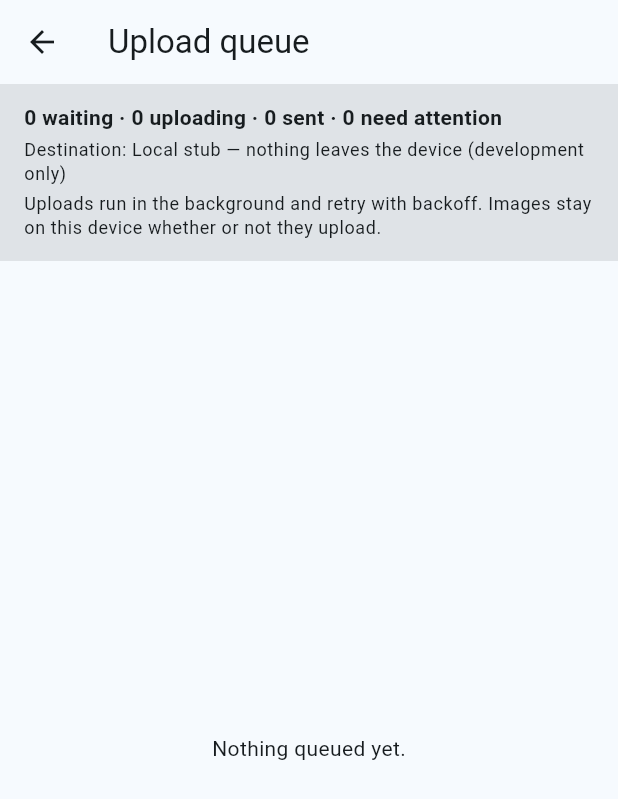
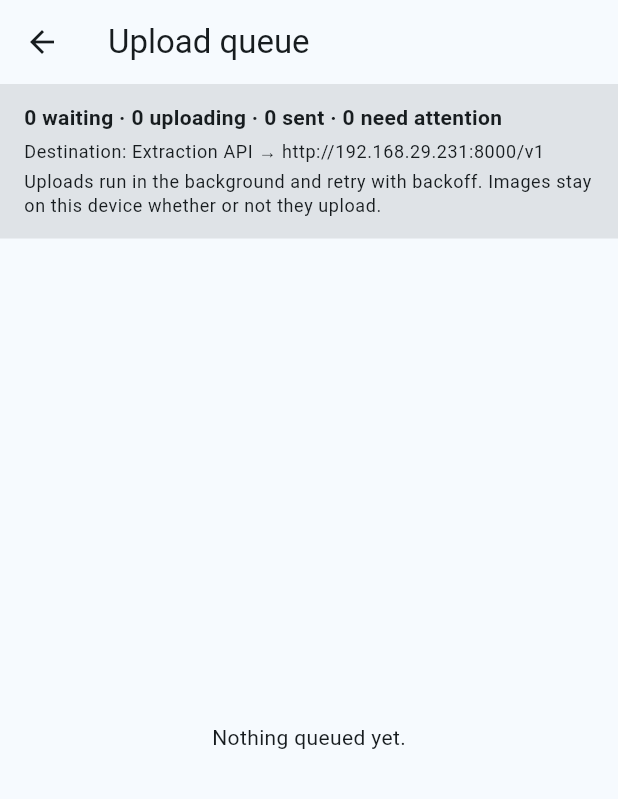
Before and after one commit to ss6970396-oss/legal-metrology-capture, a Flutter app: the screen it shows after launch, after a tap on the "cloud upload" icon, on a phone screen of 412 x 824 dp. Shown: the top 799 px of the screen. Run offline on Flutter 3.47's test engine with Material 3 defaults, Android fonts, the phone set to English and light mode, and no system bars; our stand-ins replace camera, device_info_plus; missing offline and left inert: exif, google_mlkit_text_recognition, mobile_scanner; statements that could not run were skipped.

Commit message:
Wire upload transport to backend, fix 409 handling

````diff
--- a/lib/main.dart
+++ b/lib/main.dart
@@ -2,7 +2,7 @@ import 'package:flutter/material.dart';
 
 import 'state/inspection_controller.dart';
 import 'ui/screens/home_screen.dart';
-import 'upload/upload_transport.dart';
+import 'upload/upload_destination.dart';
 
 /// Legal Metrology package-inspection capture module.
 ///
@@ -10,27 +10,18 @@ import 'upload/upload_transport.dart';
 /// session identity, guided capture of the package faces, on-device quality
 /// checks, barcode identification, and a durable upload queue.
 ///
-/// The upload destination is chosen here and nowhere else. It ships pointed at
-/// [FakeUploadTransport] — a local stub that exercises the queue, its retries
-/// and its backoff without sending anything anywhere. Swap in
-/// [HttpMultipartUploadTransport] with a base URI when the evidence API
-/// exists; nothing else in the module changes, and anything already queued
-/// against the stub will be re-sent to the real endpoint.
+/// The upload destination is chosen in one place — [UploadDestination], which
+/// reads it from the build environment. It ships pointed at the extraction
+/// backend over HTTP; passing `--dart-define=EVIDENCE_API_BASE_URL=stub`
+/// substitutes the local stub that exercises the queue, its retries and its
+/// backoff without sending anything anywhere. Nothing else in the module
+/// changes either way, and anything already queued against one destination is
+/// re-sent to the next — queued tasks are transport-agnostic.
 void main() async {
   WidgetsFlutterBinding.ensureInitialized();
 
   final controller = await InspectionController.bootstrap(
-    // To point at a real backend:
-    //
-    //   transport: HttpMultipartUploadTransport(
-    //     baseUri: Uri.parse('https://evidence.example.gov/api/v1'),
-    //     authorizationToken: '…',
-    //   ),
-    transport: FakeUploadTransport(
-      // A non-zero failure rate makes the retry and backoff path visible
-      // during development rather than theoretical.
-      failureRate: 0.25,
-    ),
+    transport: UploadDestination.create(),
   );
 
   runApp(CaptureApp(controller: controller));
--- a/lib/ui/screens/upload_queue_screen.dart
+++ b/lib/ui/screens/upload_queue_screen.dart
@@ -2,6 +2,7 @@ import 'package:flutter/material.dart';
 
 import '../../models/upload_task.dart';
 import '../../state/inspection_controller.dart';
+import '../../upload/upload_queue.dart';
 
 /// Visibility into the background upload queue.
 ///
@@ -15,6 +16,22 @@ class UploadQueueScreen extends StatelessWidget {
   @override
   Widget build(BuildContext context) {
     final queue = InspectionScope.of(context).uploadQueue;
+    // Subscribe to the queue itself, not just the controller. InspectionScope
+    // is an InheritedNotifier over InspectionController, and the controller
+    // does not notify when the queue drains in the background — draining is
+    // driven by the queue's own timer, which touches no controller state.
+    // Without this the screen renders whatever the queue looked like when it
+    // was opened and never moves again: a task shown mid-retry stays mid-retry
+    // on screen long after it has landed. That is the one failure this screen
+    // cannot have, because its whole purpose is answering "has my morning
+    // actually reached the office" without having to trust that it did.
+    return ListenableBuilder(
+      listenable: queue,
+      builder: (context, _) => _buildBody(context, queue),
+    );
+  }
+
+  Widget _buildBody(BuildContext context, UploadQueue queue) {
     final theme = Theme.of(context);
     final tasks = queue.tasks.reversed.toList();
 
--- a/lib/upload/http_multipart_transport.dart
+++ b/lib/upload/http_multipart_transport.dart
@@ -61,7 +61,7 @@ class HttpMultipartUploadTransport implements UploadTransport {
       );
 
   @override
-  String get description => 'Extraction API → ${_endpoint('...')}';
+  String get description => 'Extraction API → $baseUri';
 
   Map<String, String> _headers({
     String? captureSessionId,
@@ -195,12 +195,25 @@ class HttpMultipartUploadTransport implements UploadTransport {
       return UploadSucceeded(serverReference: reference);
     }
 
-    // A conflict is what an idempotent retry looks like from the server side:
-    // the resource is already there because a previous attempt landed and the
-    // response never reached the device. That is a success for our purposes —
-    // the evidence is where it needs to be.
+    // 409 is *not* treated as a disguised success, though the idempotency
+    // contract makes that tempting. This backend satisfies idempotency in the
+    // 2xx range — a repeated capture-session post returns 201 with
+    // `already_existed` — and reserves 409 for the cases where the server and
+    // the device genuinely disagree: an artifact posted against a session the
+    // server has no record of, or an artifact ID already stored under a
+    // different hash. Reporting either as delivered would mark evidence
+    // uploaded that no one holds but this phone, which is the one failure this
+    // queue exists to prevent.
+    //
+    // It is permanent rather than retryable because the queue only attempts an
+    // artifact after its session task has succeeded; if the server still
+    // denies the session, waiting will not change that. The image stays on
+    // disk and the task stays visible for a person to deal with.
     if (status == 409) {
-      return const UploadSucceeded(serverReference: null);
+      return UploadPermanentlyFailed(
+        'The server rejected this as conflicting with what it already holds '
+        '(HTTP 409): ${_truncate(response.body, 200)}',
+      );
     }
 
     // Rate limiting and request timeouts are explicitly worth retrying even
--- /dev/null
+++ b/lib/upload/upload_destination.dart
@@ -0,0 +1,62 @@
+import 'http_multipart_transport.dart';
+import 'upload_transport.dart';
+
+/// Chooses where evidence is uploaded, from the build environment.
+///
+/// The destination is a build-time constant rather than a setting, and
+/// deliberately: an extraction run has to be traceable to the client that
+/// produced it, and a base URL an inspector could edit at runtime would make
+/// "which server did this evidence go to" a question with no reliable answer.
+/// It moves with the binary, the same way [InspectionController.appVersion]
+/// does.
+///
+/// Override it per build:
+///
+/// ```
+/// flutter run --dart-define=EVIDENCE_API_BASE_URL=http://192.168.1.42:8000/v1
+/// flutter run --dart-define=EVIDENCE_API_BASE_URL=stub   # back to the stub
+/// ```
+///
+/// Repeated flags live more comfortably in a JSON file that is not committed:
+///
+/// ```
+/// flutter run --dart-define-from-file=dev-backend.json
+/// ```
+abstract final class UploadDestination {
+  /// Root of the evidence API, including the `/v1` prefix the backend mounts
+  /// its router under (see `backend/app/main.py`).
+  ///
+  /// The default points at a LAN development backend and goes stale whenever
+  /// the laptop's address changes — pass `--dart-define` rather than editing
+  /// this line, so a machine-specific address never lands in a commit.
+  static const String baseUrl = String.fromEnvironment(
+    'EVIDENCE_API_BASE_URL',
+    defaultValue: 'http://192.168.29.231:8000/v1',
+  );
+
+  /// Bearer token, if the deployment wants one. The development backend does
+  /// not authenticate, so this is empty by default and no header is sent.
+  static const String authorizationToken = String.fromEnvironment(
+    'EVIDENCE_API_TOKEN',
+  );
+
+  /// Whether this build talks to the in-memory stub instead of a server.
+  static bool get usesStub =>
+      baseUrl.isEmpty || baseUrl == 'stub' || baseUrl == 'none';
+
+  /// The transport this build uploads through.
+  static UploadTransport create() {
+    if (usesStub) {
+      return FakeUploadTransport(
+        // A non-zero failure rate makes the retry and backoff path visible
+        // during development rather than theoretical.
+        failureRate: 0.25,
+      );
+    }
+    return HttpMultipartUploadTransport(
+      baseUri: Uri.parse(baseUrl),
+      authorizationToken:
+          authorizationToken.isEmpty ? null : authorizationToken,
+    );
+  }
+}
````
Also changed, not shown: 3 other files.
